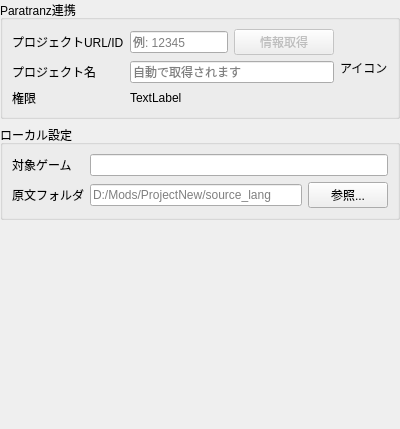
This is ui/add_project_page.ui in Ikumyon/Paratranz-Mod-Checker as Qt 5 draws it before an edit. The edited form follows.
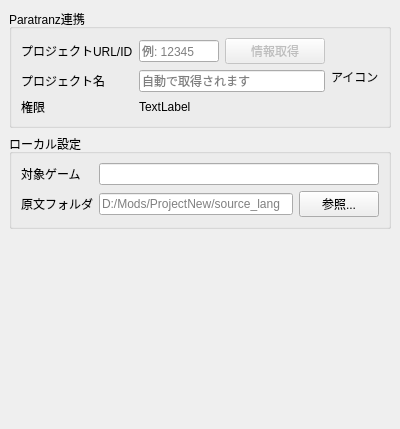
This is the edited form.

```diff
--- a/ui/add_project_page.ui
+++ b/ui/add_project_page.ui
@@ -15,16 +15,16 @@
   </property>
   <layout class="QVBoxLayout" name="verticalLayout">
    <property name="leftMargin">
-    <number>0</number>
+    <number>9</number>
    </property>
    <property name="topMargin">
-    <number>0</number>
+    <number>9</number>
    </property>
    <property name="rightMargin">
-    <number>0</number>
+    <number>9</number>
    </property>
    <property name="bottomMargin">
-    <number>0</number>
+    <number>9</number>
    </property>
    <item>
     <widget class="QGroupBox" name="grpParatranz">
```
